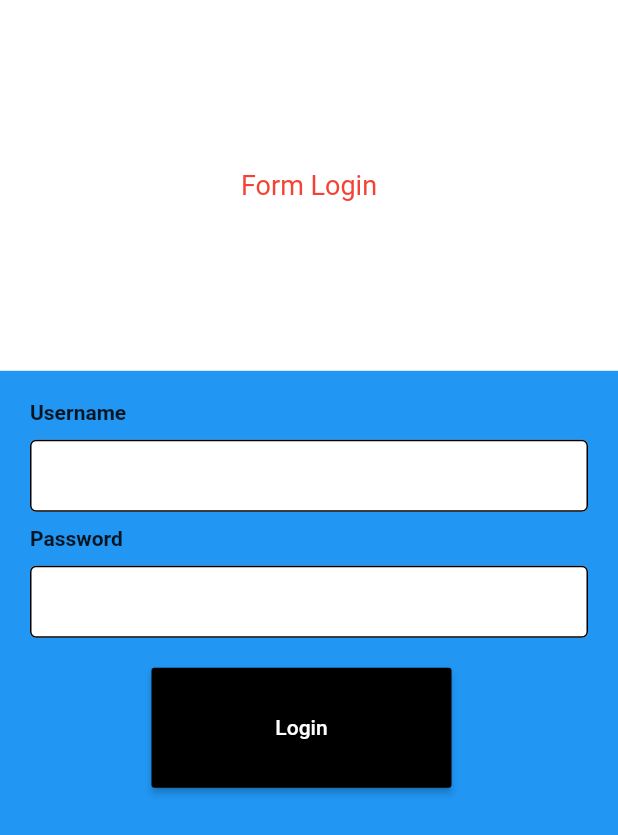
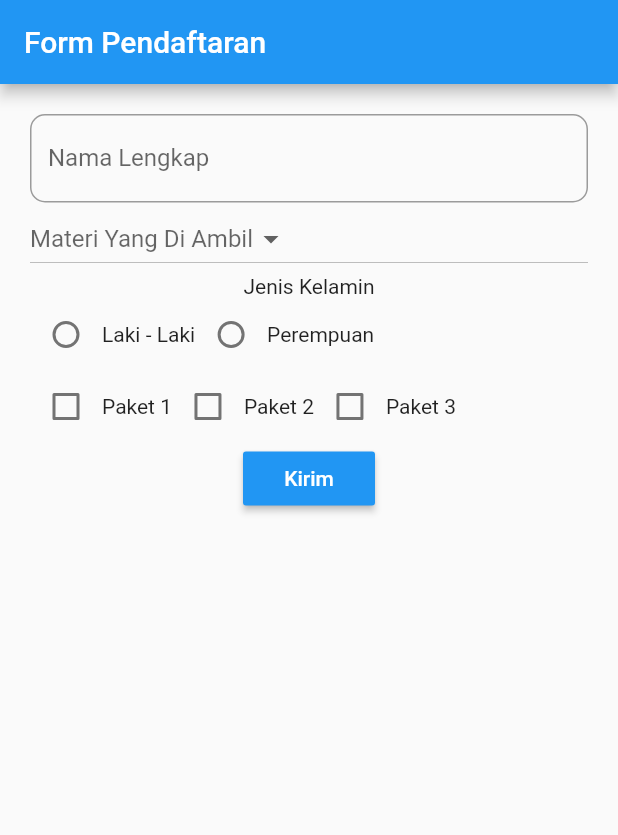
Before and after one commit to rabbanee/flutter-practice, a Flutter app: the screen it shows after launch, on a phone screen of 412 x 824 dp. Shown: the top 835 px of the screen. Run offline on Flutter 3.47's test engine with Material 2 defaults, Android fonts, the phone set to English and light mode, and no system bars.

Commit message:
pertemuan9 form pendaftaran

```diff
--- a/lib/main.dart
+++ b/lib/main.dart
@@ -1,122 +1,169 @@
 import 'package:flutter/material.dart';
 
-// void main() => runApp(MyApp());
-void main() => runApp(MaterialApp(
-      debugShowCheckedModeBanner: false,
-      home: MyApp(),
+void main() {
+  runApp(MaterialApp(
+    title: "Form Pendaftaran",
+    home: Myapp(),
   ));
+}
 
-class MyApp extends StatelessWidget {
+class Myapp extends StatefulWidget {
+  @override
+  _MyappState createState() => _MyappState();
+}
+
+class _MyappState extends State<Myapp> {
+  TextEditingController controllernama = new TextEditingController();
+  String materi;
+  List listMateri = ['Flutter', 'Laravel', 'React JS'];
+  String jenisKelamin = '';
+
+  bool paket1 = false;
+  bool paket2 = false;
+  bool paket3 = false;
+  String paket1Value = '';
+  String paket2Value = '';
+  String paket3Value = '';
+
+  void paketValueHandler() {
+    paket1 ? paket1Value = 'Paket 1' : paket1Value = '';
+    paket2 ? paket2Value = 'Paket 2' : paket2Value = '';
+    paket3 ? paket3Value = 'Paket 3' : paket3Value = '';
+  }
+
+  void kirimData() {
+    paketValueHandler();
+    AlertDialog alertDialog = AlertDialog(
+      title: Text('Hasil'),
+      content: Container(
+        height: 200.0,
+        child: Column(
+          children: [
+            Text("Nama Lengkap : ${controllernama.text}"),
+            Text("Materi : $materi"),
+            Text("Jenis Kelamin : $jenisKelamin"),
+            Text("Tambahan : $paket1Value $paket2Value $paket3Value"),
+            // RaisedButton(
+            //   child: Text("OK"),
+            //   onPressed: () => Navigator.pop(context),
+            // )
+          ],
+        ),
+      ),
+      actions: <Widget>[
+        FlatButton(
+          onPressed: () => Navigator.pop(context),
+          child: Text("OK"),
+        )
+      ],
+      elevation: 24.0,
+    );
+    showDialog(context: context, child: alertDialog);
+  }
+
+  void pilihJK(String value) {
+    setState(() {
+      jenisKelamin = value;
+    });
+  }
+
   @override
   Widget build(BuildContext context) {
     return Scaffold(
-      body: new Container(
-        decoration: BoxDecoration(color: Colors.white),
+      appBar: AppBar(
+        title: Text("Form Pendaftaran"),
+      ),
+      body: Container(
+        padding: EdgeInsets.all(20.0),
         child: Column(
-          crossAxisAlignment: CrossAxisAlignment.stretch,
+          children: [
+            TextField(
+              controller: controllernama,
+              decoration: InputDecoration(
+                hintText: "Nama Lengkap",
+                labelText: "Nama Lengkap",
+                border: OutlineInputBorder(
+                    borderRadius: BorderRadius.circular(10.0)),
+              ),
+              // keyboardType: TextInputType.text(),
+            ),
+            Container(
+              width: 650,
+              child: DropdownButton(
+                  hint: Text('Materi Yang Di Ambil'),
+                  value: materi,
+                  items: listMateri.map((value) {
+                    return DropdownMenuItem(child: Text(value), value: value);
+                  }).toList(),
+                  onChanged: (value) {
+                    setState(() {
+                      materi = value;
+                    });
+                  }),
+            ),
+            Text('Jenis Kelamin'),
+            Row(
               children: <Widget>[
-            Expanded(
-              flex: 3,
-              child: Container(
-                child: Center(
-                  child: Text(
-                    'Form Login',
-                    style: TextStyle(color: Colors.red, fontSize: 18),
+                Radio(
+                  value: 'Laki - Laki',
+                  groupValue: jenisKelamin,
+                  onChanged: (String value) {
+                    pilihJK(value);
+                  },
+                  activeColor: Colors.blue,
                 ),
+                Text('Laki - Laki'),
+                Radio(
+                  value: 'Perempuan',
+                  groupValue: jenisKelamin,
+                  onChanged: (String value) {
+                    pilihJK(value);
+                  },
+                  activeColor: Colors.blue,
                 ),
-              ),
-            ),
-            Expanded(
-              flex: 7,
-              child: Container(
-                padding: EdgeInsets.fromLTRB(10, 20, 20, 0),
-                decoration: BoxDecoration(color: Colors.blue),
-                child: Column(
-                  crossAxisAlignment: CrossAxisAlignment.center,
-                  children: [
-                    Container(
-                      padding: EdgeInsets.only(
-                        left: 10,
-                      ),
-                      alignment: Alignment.topLeft,
-                      child: Column(
-                        crossAxisAlignment: CrossAxisAlignment.start,
-                        children: <Widget>[
-                          Text(
-                            'Username',
-                            style: TextStyle(
-                              fontWeight: FontWeight.bold,
-                            ),
-                          ),
-                          SizedBox(
-                            height: 10,
-                          ),
-                          TextField(
-                            decoration: new InputDecoration(
-                              fillColor: Colors.white,
-                              contentPadding: const EdgeInsets.symmetric(
-                                vertical: 10.0,
-                                horizontal: 5.0,
-                              ),
-                              filled: true,
-                              alignLabelWithHint: true,
-                              enabledBorder: OutlineInputBorder(
-                                borderSide:
-                                    BorderSide(color: Colors.black, width: 1.0),
-                              ),
-                            ),
-                          ),
+                Text('Perempuan'),
               ],
             ),
+            Row(
+              children: <Widget>[
+                Checkbox(
+                  value: paket1,
+                  onChanged: (bool value) {
+                    setState(() {
+                      paket1 = value;
+                    });
+                  },
                 ),
-                    Container(
-                      padding: EdgeInsets.fromLTRB(10, 10, 0, 20),
-                      alignment: Alignment.topLeft,
-                      child: Column(
-                        crossAxisAlignment: CrossAxisAlignment.start,
-                        children: <Widget>[
-                          Text(
-                            'Password',
-                            style: TextStyle(
-                              fontWeight: FontWeight.bold,
+                Text('Paket 1'),
+                Checkbox(
+                  value: paket2,
+                  onChanged: (bool value) {
+                    setState(() {
+                      paket2 = value;
+                    });
+                  },
                 ),
+                Text('Paket 2'),
+                Checkbox(
+                  value: paket3,
+                  onChanged: (bool value) {
+                    setState(() {
+                      paket3 = value;
+                    });
+                  },
                 ),
-                          SizedBox(
-                            height: 10,
-                          ),
-                          TextField(
-                            decoration: new InputDecoration(
-                              filled: true,
-                              contentPadding: const EdgeInsets.symmetric(
-                                vertical: 10.0,
-                                horizontal: 5.0,
-                              ),
-                              alignLabelWithHint: true,
-                              fillColor: Colors.white,
-                              enabledBorder: OutlineInputBorder(
-                                borderSide:
-                                    BorderSide(color: Colors.black, width: 1.0),
-                              ),
-                            ),
-                          ),
+                Text('Paket 3'),
               ],
             ),
-                    ),
-                    SizedBox(
-                      height: 80,
-                      width: 200,
-                      child: RaisedButton(
+            RaisedButton(
               child: Text(
-                          "Login",
+                "Kirim",
                 style: TextStyle(color: Colors.white),
               ),
-                        color: Colors.black,
-                        onPressed: () {},
-                      ),
-                    ),
-                  ],
-                ),
-              ),
+              color: Colors.blue,
+              onPressed: () {
+                kirimData();
+              },
             ),
           ],
         ),
```
Lines whose indentation alone changed are shown as unchanged.
